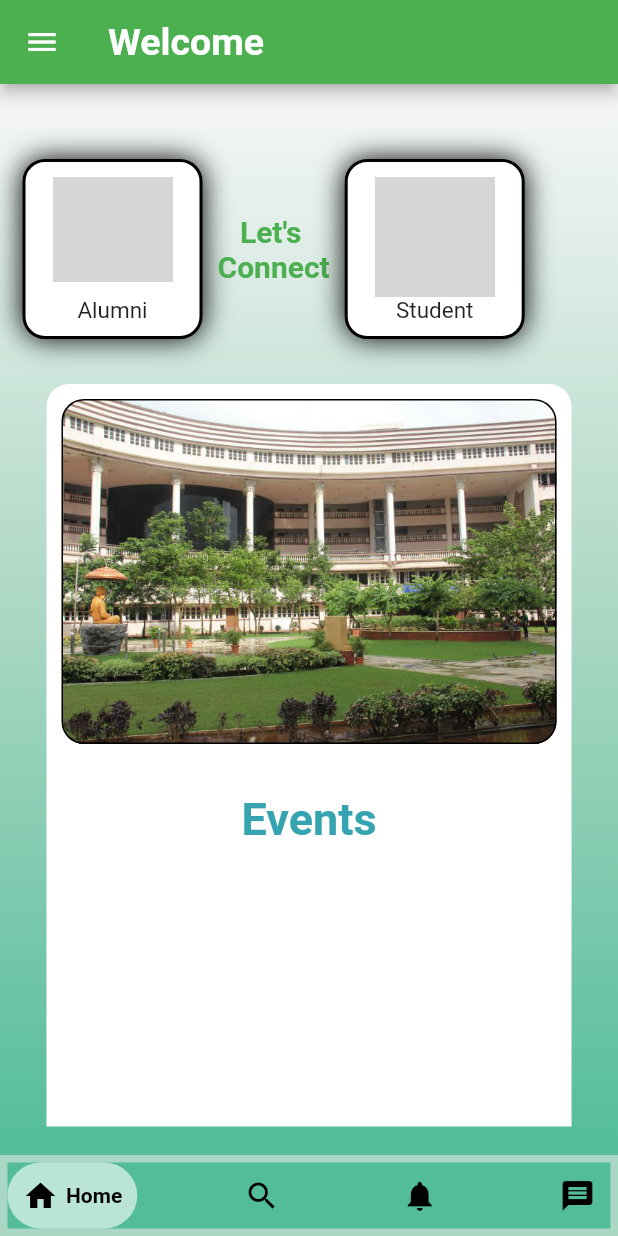
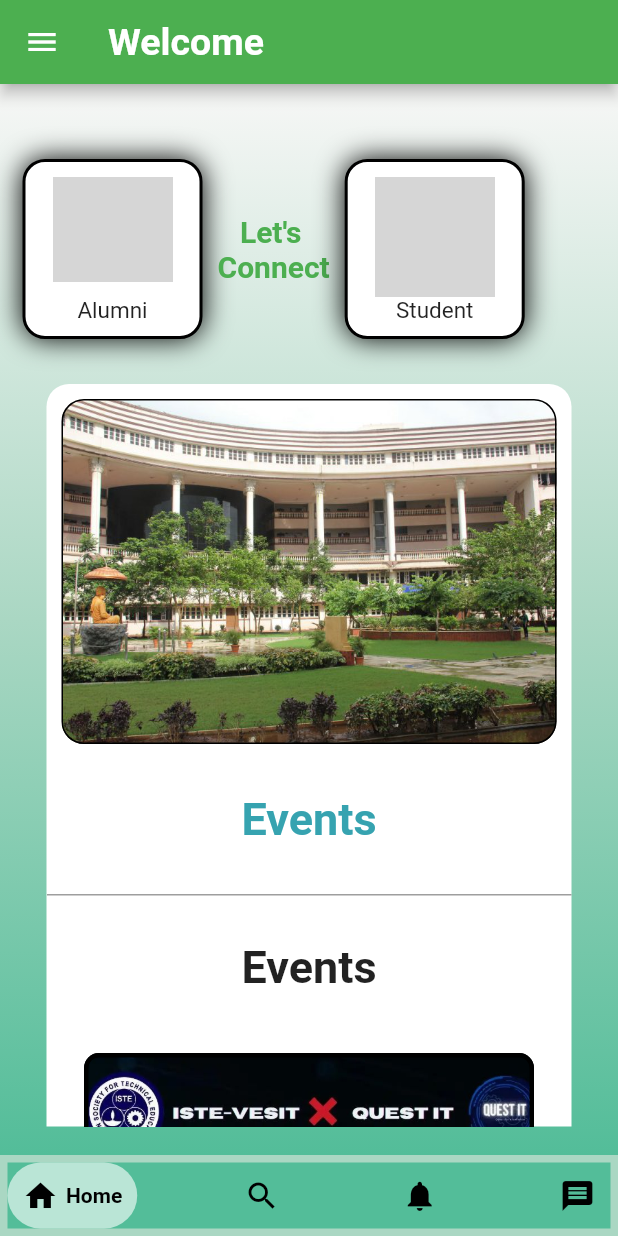
Before and after one commit to Ilham-Syed/Flutter-alumni-portal, a Flutter app: the HomeScreen screen opened directly, on a phone screen of 412 x 824 dp. Run offline on Flutter 3.47's test engine with Material 2 defaults, Android fonts, the phone set to English and light mode, and no system bars; drawn by our look-alikes of animated_text_kit, google_nav_bar; our stand-ins replace cloud_firestore, firebase_auth, firebase_core, fluttertoast; accounts and stored records are empty; network calls fail; grey boxes are pictures that could not be loaded.

Commit message:
Home screen update

```diff
--- a/lib/screens/home_screen.dart
+++ b/lib/screens/home_screen.dart
@@ -9,8 +9,8 @@ import 'package:flutter_prjcts/screens/signin_screen.dart';
 import 'package:flutter_prjcts/utils/colors_util.dart';
 import 'package:google_nav_bar/google_nav_bar.dart';
 
+
 class HomeScreen extends StatefulWidget {
-
   const HomeScreen({Key? key}) : super(key: key);
 
   @override
@@ -18,6 +18,8 @@ class HomeScreen extends StatefulWidget {
 }
 
 class _HomeScreenState extends State<HomeScreen> {
+
+
   @override
   Widget build(BuildContext context) {
     return Scaffold(
@@ -30,10 +32,11 @@ class _HomeScreenState extends State<HomeScreen> {
 
     ],*/
 
-
         centerTitle: false,
-        title: const Text("Welcome",style: TextStyle(fontSize: 25,fontWeight: FontWeight.bold),),
-
+        title: const Text(
+          "Welcome",
+          style: TextStyle(fontSize: 25, fontWeight: FontWeight.bold),
+        ),
       ),
       body: Stack(
         children: <Widget>[
@@ -46,12 +49,9 @@ class _HomeScreenState extends State<HomeScreen> {
                     hexStringToColor("#53bd99"),
                     hexStringToColor("#aad7c3"),
                     hexStringToColor("#f7f7f6"),
-                        ]
+                  ]),
             ),
           ),
-
-              ),
-
           SingleChildScrollView(
             child: Column(
               children: [
@@ -82,15 +82,14 @@ class _HomeScreenState extends State<HomeScreen> {
                         width: 120,
                         height: 120,
                         decoration: BoxDecoration(
-                              border: Border.all(color: Colors.black,width: 2),
+                            border: Border.all(color: Colors.black, width: 2),
                             borderRadius: BorderRadius.all(Radius.circular(15)),
                             color: Colors.white,
                             boxShadow: [
                               BoxShadow(
                                 blurRadius: 15,
                               )
-                              ]
-                            ),
+                            ]),
                         child: Column(
                           children: <Widget>[
                             Container(
@@ -98,10 +97,11 @@ class _HomeScreenState extends State<HomeScreen> {
                               height: 70,
                               margin: EdgeInsets.only(top: 10),
                               decoration: BoxDecoration(
-                                    borderRadius: BorderRadius.all(Radius.circular(15)),
-
+                                borderRadius:
+                                    BorderRadius.all(Radius.circular(15)),
                                 image: DecorationImage(
-                                      image: NetworkImage("https://cdn.pixabay.com/photo/2016/04/25/07/49/man-1351346__340.png"),
+                                  image: NetworkImage(
+                                      "https://cdn.pixabay.com/photo/2016/04/25/07/49/man-1351346__340.png"),
                                   fit: BoxFit.fitHeight,
                                 ),
                               ),
@@ -109,7 +109,10 @@ class _HomeScreenState extends State<HomeScreen> {
                             SizedBox(
                               height: 10,
                             ),
-                                Text("Alumni",style: TextStyle(fontSize: 15),),
+                            Text(
+                              "Alumni",
+                              style: TextStyle(fontSize: 15),
+                            ),
                           ],
                         ),
                       ),
@@ -119,7 +122,13 @@ class _HomeScreenState extends State<HomeScreen> {
                       SizedBox(
                         width: 10,
                       ),
-                          Text("   Let's\nConnect",style: TextStyle(fontWeight: FontWeight.bold,fontSize: 20,color: Colors.green),),
+                      Text(
+                        "   Let's\nConnect",
+                        style: TextStyle(
+                            fontWeight: FontWeight.bold,
+                            fontSize: 20,
+                            color: Colors.green),
+                      ),
                       SizedBox(
                         width: 10,
                       ),
@@ -128,14 +137,13 @@ class _HomeScreenState extends State<HomeScreen> {
                         height: 120,
                         decoration: BoxDecoration(
                             borderRadius: BorderRadius.all(Radius.circular(15)),
-                              border: Border.all(color: Colors.black,width: 2),
+                            border: Border.all(color: Colors.black, width: 2),
                             color: Colors.white,
                             boxShadow: [
                               BoxShadow(
                                 blurRadius: 15,
                               )
-                              ]
-                            ),
+                            ]),
                         child: Column(
                           children: <Widget>[
                             Container(
@@ -144,13 +152,17 @@ class _HomeScreenState extends State<HomeScreen> {
                               margin: EdgeInsets.only(top: 10),
                               decoration: BoxDecoration(
                                 image: DecorationImage(
-                                        image:NetworkImage("https://static.vecteezy.com/system/resources/thumbnails/005/322/429/small_2x/happy-university-students-free-vector.jpg"),
+                                  image: NetworkImage(
+                                      "https://static.vecteezy.com/system/resources/thumbnails/005/322/429/small_2x/happy-university-students-free-vector.jpg"),
                                 ),
                               ),
                             ),
-                                Text("Student",style: TextStyle(
+                            Text(
+                              "Student",
+                              style: TextStyle(
                                 fontSize: 15,
-                                ),)
+                              ),
+                            )
                           ],
                         ),
                       )
@@ -165,11 +177,12 @@ class _HomeScreenState extends State<HomeScreen> {
                   height: 495,
                   decoration: BoxDecoration(
                     color: Colors.white,
-                      borderRadius : BorderRadius.only(
+                    borderRadius: BorderRadius.only(
                       topLeft: Radius.circular(15),
                       topRight: Radius.circular(15),
                     ),
                   ),
+                  child: SingleChildScrollView(
                     child: Column(
                       children: <Widget>[
                         Container(
@@ -182,45 +195,143 @@ class _HomeScreenState extends State<HomeScreen> {
                             border: Border.all(color: Colors.black),
                             image: DecorationImage(
                               fit: BoxFit.fill,
-                               image:AssetImage("assets/images/campusvesit.jpg"),
+                              image:
+                                  AssetImage("assets/images/campusvesit.jpg"),
                             ),
-
                           ),
                         ),
                         Container(
                           height: 100,
                           child: Center(
-                             child:AnimatedTextKit(
-                                 animatedTexts:[
-                                   RotateAnimatedText("Events",textStyle: TextStyle(fontSize: 30,fontWeight: FontWeight.bold,color: hexStringToColor("#36a3b0"))),
-                                   RotateAnimatedText("Job Opportunities",textStyle: TextStyle(fontSize: 30,fontWeight: FontWeight.bold,color: hexStringToColor("#36a3b0"))),
-                                   RotateAnimatedText("Alumni register",textStyle: TextStyle(fontSize: 30,fontWeight: FontWeight.bold,color: hexStringToColor("#36a3b0"))) ,
-                                   RotateAnimatedText("Blogs",textStyle: TextStyle(fontSize: 30,fontWeight: FontWeight.bold,color: hexStringToColor("#36a3b0"))),
-                                   RotateAnimatedText("Gallery",textStyle: TextStyle(fontSize: 30,fontWeight: FontWeight.bold,color: hexStringToColor("#36a3b0"))),
-                                 ]
+                            child: AnimatedTextKit(animatedTexts: [
+                              RotateAnimatedText("Events",
+                                  textStyle: TextStyle(
+                                      fontSize: 30,
+                                      fontWeight: FontWeight.bold,
+                                      color: hexStringToColor("#36a3b0"))),
+                              RotateAnimatedText("Job Opportunities",
+                                  textStyle: TextStyle(
+                                      fontSize: 30,
+                                      fontWeight: FontWeight.bold,
+                                      color: hexStringToColor("#36a3b0"))),
+                              RotateAnimatedText("Alumni register",
+                                  textStyle: TextStyle(
+                                      fontSize: 30,
+                                      fontWeight: FontWeight.bold,
+                                      color: hexStringToColor("#36a3b0"))),
+                              RotateAnimatedText("Blogs",
+                                  textStyle: TextStyle(
+                                      fontSize: 30,
+                                      fontWeight: FontWeight.bold,
+                                      color: hexStringToColor("#36a3b0"))),
+                              RotateAnimatedText("Gallery",
+                                  textStyle: TextStyle(
+                                      fontSize: 30,
+                                      fontWeight: FontWeight.bold,
+                                      color: hexStringToColor("#36a3b0"))),
+                            ]),
+                          ),
+                        ),
+                        Container(
+                          height: 1,
+                          decoration: BoxDecoration(
+                            border: Border(
+                              bottom: BorderSide(
+                                color: Colors.grey,
+                                width: 1,
                               ),
                             ),
                           ),
-
-                       ],
                         ),
-                    )
+                        SizedBox(
+                          height: 30,
+                        ),
+                        Text(
+                          "Events",
+                          style: TextStyle(
+                              fontWeight: FontWeight.bold, fontSize: 30),
+                        ),
+                        /*Card(
+                          shape: RoundedRectangleBorder(borderRadius: BorderRadius.circular(10)),
+                          clipBehavior: Clip.antiAliasWithSaveLayer,
+                          elevation: 5,
+                          child: Container(
+                            decoration: const BoxDecoration(
+                              image: DecorationImage(
+                                image: AssetImage("WhatsApp Image 2023-02-08 at 8.04.08 PM.jpeg"),
+                                fit: BoxFit.cover,
+                                alignment: Alignment.topCenter,
+                              ),
+                            ),
+                            child: const ListTile(
+                              title: Text("Demo"),
+                              subtitle: Text("Test"),
+                            ),
+                            ),
+                        ),*/
+                        SizedBox(
+                          height: 40,
+                        ),
+                        Container(
+                            height: 400,
+                            width: 300,
+                            decoration: BoxDecoration(
+                                image: DecorationImage(
+                                  image: AssetImage(
+                                      'assets/images/WhatsApp Image 2023-02-08 at 8.04.08 PM.jpeg'),
+                                  fit: BoxFit.fitHeight,
+                                ),
+                                borderRadius: BorderRadius.circular(10),
+                                border:
+                                    Border.all(width: 3, color: Colors.black)),
+                            ),
+                        SizedBox(height: 30,),
+                        Container(
+                          height: 400,
+                          width: 300,
+                          decoration: BoxDecoration(
+                              image: DecorationImage(
+                                image: AssetImage(
+                                    'assets/images/Screenshot 2023-02-08 205916.png'),
+                                fit: BoxFit.fitHeight,
+                              ),
+                              borderRadius: BorderRadius.circular(10),
+                              border:
+                              Border.all(width: 3, color: Colors.black)),
+                        ),
+                        SizedBox(height: 30,),
+                        Container(
+                          height: 400,
+                          width: 300,
+                          decoration: BoxDecoration(
+                              image: DecorationImage(
+                                image: AssetImage(
+                                    'assets/images/codecell.png'),
+                                fit: BoxFit.fitHeight,
+                              ),
+                              borderRadius: BorderRadius.circular(10),
+                              border:
+                              Border.all(width: 3, color: Colors.black)),
+                        ),
+                        Container(
+                          height: 200,
+                          width: 300,
+                        ),
                       ],
                     ),
                   ),
-
-
+                ),
               ],
             ),
-
-
+          ),
+        ],
+      ),
       drawer: MainDrawer(),
       bottomNavigationBar: Container(
         color: hexStringToColor("#aad7c3"),
         child: Padding(
-            padding: const EdgeInsets.symmetric(horizontal: 5,vertical: 5),
+          padding: const EdgeInsets.symmetric(horizontal: 5, vertical: 5),
           child: GNav(
-
             backgroundColor: hexStringToColor("#53bd99"),
             color: Colors.black,
             activeColor: Colors.black,
@@ -231,7 +342,6 @@ class _HomeScreenState extends State<HomeScreen> {
               GButton(
                 icon: Icons.home,
                 text: 'Home',
-
               ),
               GButton(
                 icon: Icons.search,
@@ -250,6 +360,5 @@ class _HomeScreenState extends State<HomeScreen> {
         ),
       ),
     );
-
   }
 }
--- a/pubspec.yaml
+++ b/pubspec.yaml
@@ -43,6 +43,7 @@ dependencies:
   animated_text_kit: ^4.2.2
   google_nav_bar: ^5.0.6
   cloud_firestore: ^4.3.1
+
 
 dev_dependencies:
   flutter_test:
```
Also changed, not shown: assets/images/Screenshot 2023-02-08 205916.png (added), assets/images/WhatsApp Image 2023-02-08 at 8.04.08 PM.jpeg (added), assets/images/codecell.png (added). Lines whose indentation alone changed are shown as unchanged.
